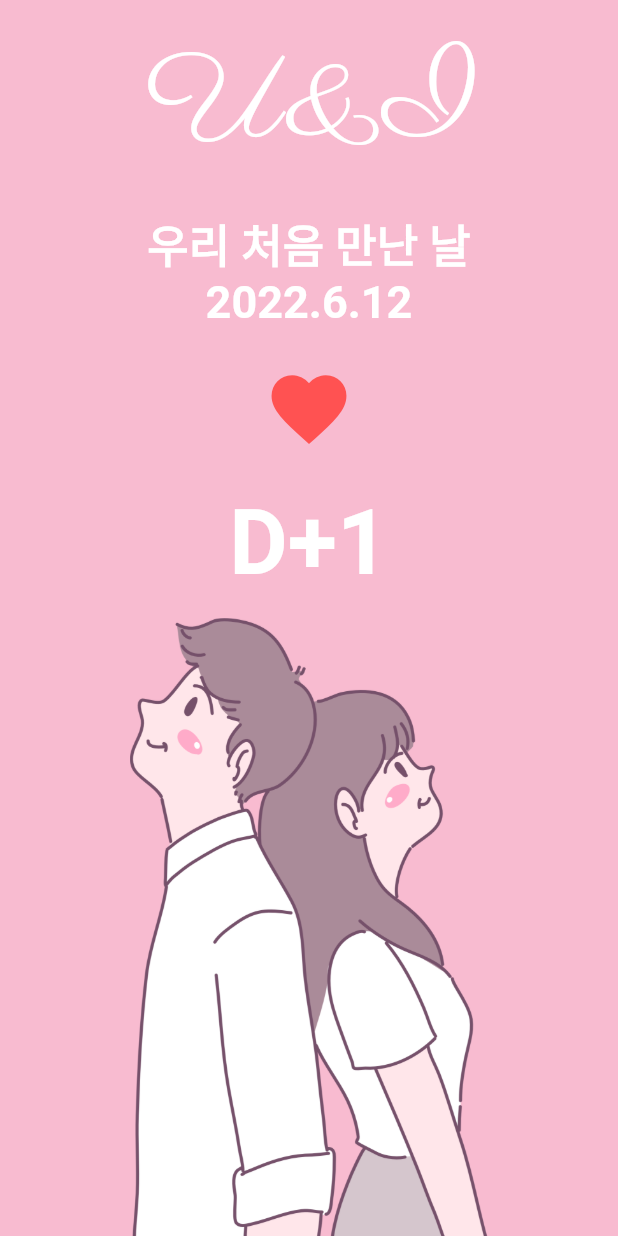
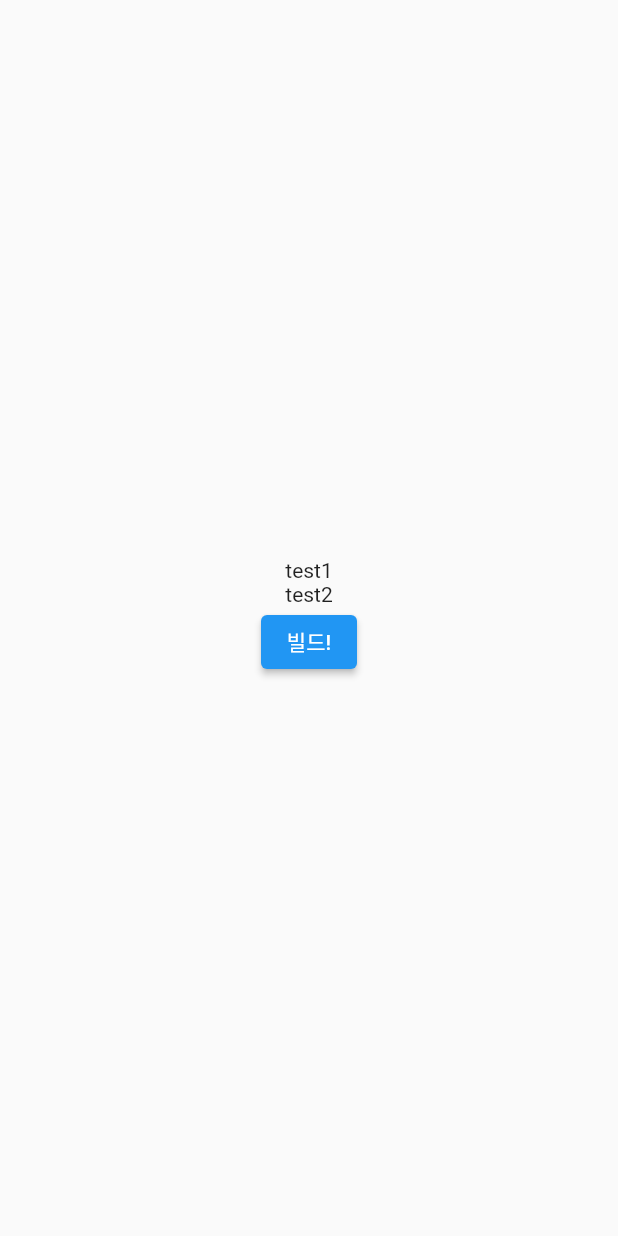
Before and after one commit to tjdans345/u_and_i_project, a Flutter app: the screen it shows after launch, on a phone screen of 412 x 824 dp. Run offline on Flutter 3.47's test engine with Material 2 defaults, Android fonts, the phone set to English and light mode, and no system bars; Roboto replaces fonts that are missing (himelody).

Commit message:
const를 사용해 성능 개선하기

```diff
--- a/lib/main.dart
+++ b/lib/main.dart
@@ -1,10 +1,34 @@
 import 'package:flutter/material.dart';
 import 'package:u_and_i/screen/home_screen.dart';
+import 'package:u_and_i/screen/home_screen2.dart';
 
+// void main() {
+//   runApp(MaterialApp(
+//     theme: ThemeData(
+//       fontFamily: 'himelody',
+//         textTheme: const TextTheme(
+//       headline1: TextStyle(
+//           color: Colors.white, fontFamily: 'parisienne', fontSize: 80.0),
+//       headline2: TextStyle(
+//           color: Colors.white,
+//           fontWeight: FontWeight.w600,
+//           fontSize: 60.0),
+//       bodyText1: TextStyle(
+//           color: Colors.white,
+//           fontWeight: FontWeight.bold,
+//           fontSize: 30.0),
+//       bodyText2: TextStyle(
+//           color: Colors.white,
+//           fontWeight: FontWeight.bold,
+//           fontSize: 30.0),
+//     )),
+//     home: HomeScreen(),
+//   ));
+// }
+
+// Const Constructor 개념 연습용
 void main() {
-  runApp(
-    const MaterialApp(
-      home: HomeScreen(),
-    )
-  );
+  runApp(MaterialApp(
+    home: HomeScreen2(),
+  ));
 }
--- a/lib/screen/home_screen.dart
+++ b/lib/screen/home_screen.dart
@@ -51,11 +51,11 @@ class _HomeScreenState extends State<HomeScreen> {
             child: CupertinoDatePicker(
               mode: CupertinoDatePickerMode.date,
               initialDateTime: selectedDate, // 초기 데이터 타임
-                maximumDate: DateTime( // 최대 날짜를 정해줌
+              maximumDate: DateTime(
+                  // 최대 날짜를 정해줌
                   now.year,
                   now.month,
-                    now.day
-                ),
+                  now.day),
               onDateTimeChanged: (DateTime date) {
                 setState(() {
                   selectedDate = date;
@@ -67,12 +67,10 @@ class _HomeScreenState extends State<HomeScreen> {
       },
     );
   }
-
 }
 
 // _는 private 역할
 // 코드를 깔끔하게 하기위해 위젯을 분리함
-
 class _TopPart extends StatelessWidget {
   final DateTime selectedDate;
   final VoidCallback onPressed;
@@ -82,34 +80,27 @@ class _TopPart extends StatelessWidget {
 
   @override
   Widget build(BuildContext context) {
+    final theme = Theme.of(context); // .of 는 인헤리티드 위젯임
+    final textTheme = theme.textTheme;
     final now = DateTime.now();
 
     return Expanded(
       child: Column(
         mainAxisAlignment: MainAxisAlignment.spaceEvenly,
         children: [
-          const Text(
+           Text(
             'U&I',
-            style: TextStyle(
-                color: Colors.white, fontFamily: 'parisienne', fontSize: 80.0),
+            style: textTheme.headline1,
           ),
           Column(
             children: [
-              const Text(
+               Text(
                 '우리 처음 만난 날',
-                style: TextStyle(
-                    color: Colors.white,
-                    fontFamily: 'himelody',
-                    fontWeight: FontWeight.bold,
-                    fontSize: 30.0),
+                style: textTheme.bodyText1,
               ),
               Text(
                 '${selectedDate.year}.${selectedDate.month}.${selectedDate.day}',
-                style: const TextStyle(
-                    color: Colors.white,
-                    fontFamily: 'himelody',
-                    fontWeight: FontWeight.bold,
-                    fontSize: 30.0),
+                style: textTheme.bodyText2,
               ),
             ],
           ),
@@ -123,11 +114,7 @@ class _TopPart extends StatelessWidget {
           ),
           Text(
             'D+${DateTime(now.year, now.month, now.day).difference(selectedDate).inDays + 1}',
-            style: const TextStyle(
-                color: Colors.white,
-                fontFamily: 'himelody',
-                fontWeight: FontWeight.w600,
-                fontSize: 60.0),
+            style: textTheme.headline2,
           ),
         ],
       ),
--- /dev/null
+++ b/lib/screen/home_screen2.dart
@@ -0,0 +1,53 @@
+import 'package:flutter/material.dart';
+
+class HomeScreen2 extends StatefulWidget {
+  const HomeScreen2({Key? key}) : super(key: key);
+
+  @override
+  State<HomeScreen2> createState() => _HomeScreen2State();
+}
+
+class _HomeScreen2State extends State<HomeScreen2> {
+  @override
+  Widget build(BuildContext context) {
+    return Scaffold(
+      body: Container(
+        width: MediaQuery.of(context).size.width,
+        child: Column(
+          mainAxisAlignment: MainAxisAlignment.center,
+          children: [
+            // const 로 위젯을 만들면 해당 위젯은 재빌드 되지않고 실행된다. !!!
+            // 즉 앱이 실행 될 때 단 한번만 실행된다. 성능적으로 굉장히 효율적이게 된다.
+            const TestWidget(label: 'test1'),
+            const TestWidget(label: 'test2'),
+            // 빌드 타임에 알 수 없는 위젯들은 const 를 사용하지 못한다.
+            ElevatedButton(
+                onPressed: () {
+                  setState((){});
+                },
+                child: Text(
+                  '빌드!',
+                )
+            ),
+          ],
+        ),
+      ),
+    );
+  }
+}
+
+class TestWidget extends StatelessWidget {
+  final String label;
+
+  const TestWidget({required this.label, Key? key}) : super(key: key);
+
+  @override
+  Widget build(BuildContext context) {
+    print('$label 빌드 실행');
+    return Container(
+      child: Text(
+        label,
+      ),
+    );
+  }
+}
```
Lines whose indentation alone changed are shown as unchanged.
